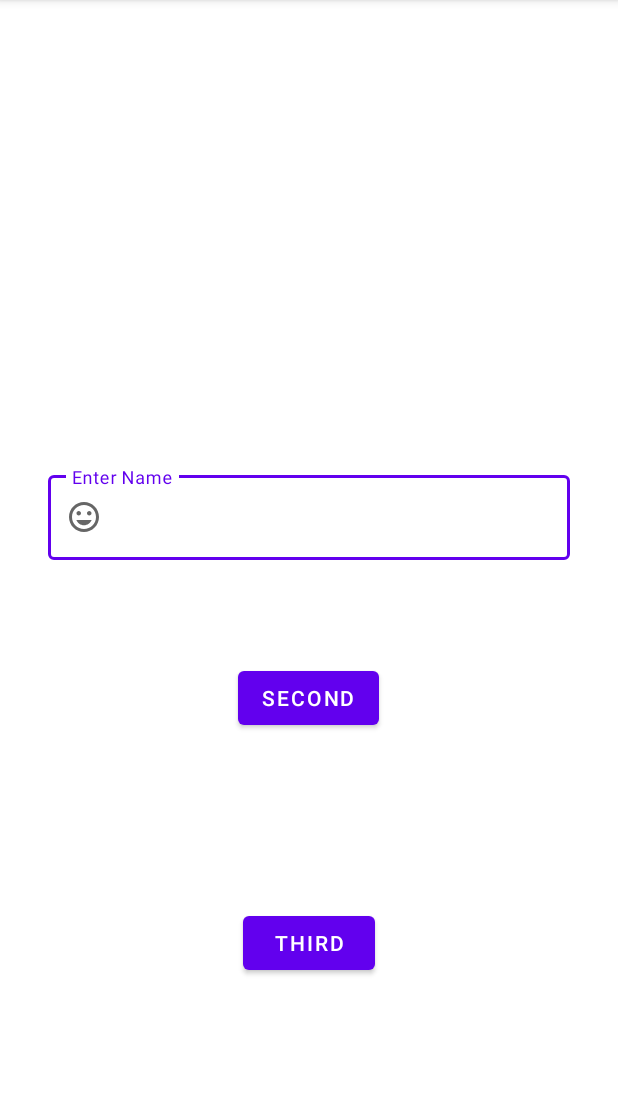
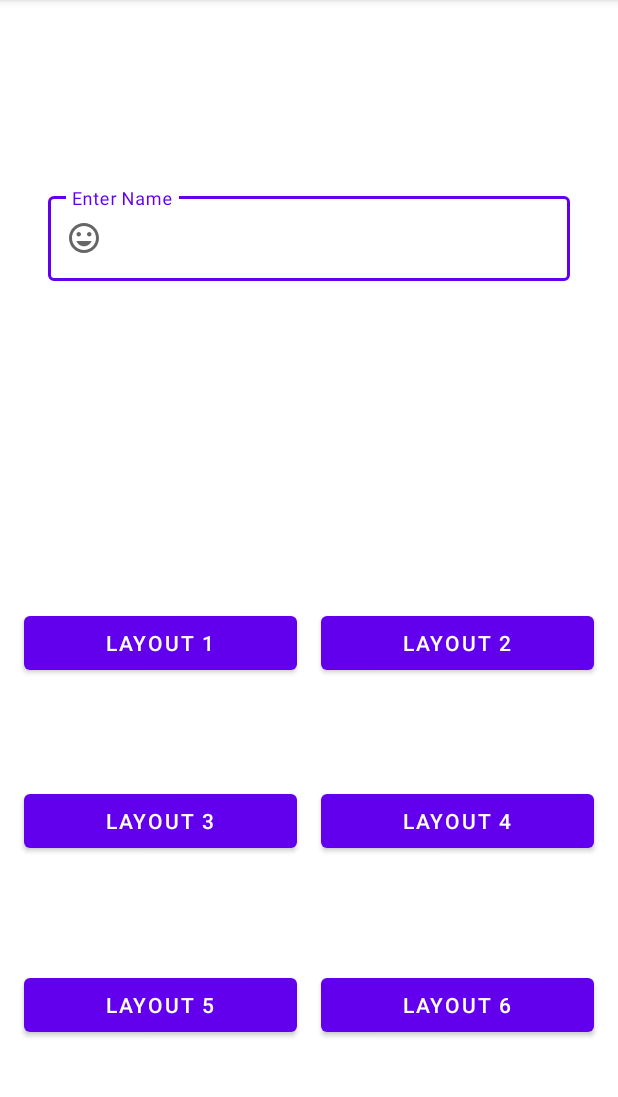
Before and after one commit to Shiv-flexhub/Birthday_card2.O, an Android app: the screen it shows after launch (MainActivity), on a phone screen of 412 x 824 dp, the part 84-1181 px from its top. Run offline under Robolectric (Android 15) with nearby library versions, the phone set to English and light mode, and no system bars.

Commit message:
-Added 4 new layouts

```diff
--- a/app/src/main/java/com/example/birthday_card2o/MainActivity.kt
+++ b/app/src/main/java/com/example/birthday_card2o/MainActivity.kt
@@ -3,28 +3,67 @@ package com.example.birthday_card2o
 import android.content.Intent
 import androidx.appcompat.app.AppCompatActivity
 import android.os.Bundle
-import android.widget.Toast
 import com.example.birthday_card2o.databinding.ActivityMainBinding
 
 class MainActivity : AppCompatActivity() {
 
     private lateinit var binding: ActivityMainBinding
-    override fun onCreate(savedInstanceState: Bundle?) {
+    override fun onCreate(savedInstanceState: Bundle?)
+    {
         super.onCreate(savedInstanceState)
         binding = ActivityMainBinding.inflate(layoutInflater)
         setContentView(binding.root)
-        binding.generateButton.setOnClickListener {
+
+
+
+        binding.btnCardOne.setOnClickListener {
             val name = binding.textinputedit.text.toString()
-            Intent(this, SecondActivity::class.java).also {
+            Intent(this, LayoutOne::class.java).also {
                 it.putExtra("EXTRA_NAME", name)
+                startActivity(it)
+
+            }
+        }
+
+            binding.btnCardTwo.setOnClickListener {
+                val name = binding.textinputedit.text.toString()
+                Intent(this, LayoutTwo::class.java).also {
+                    it.putExtra("EXTRA_NAME", name)
+                    startActivity(it)
+            }
+        }
+
+        binding.btnCardThree.setOnClickListener {
+            val name = binding.textinputedit.text.toString()
+            Intent(this, LayoutThree::class.java).also {
+                it.putExtra("EXTRA_NAME",name)
                 startActivity(it)
             }
         }
-            binding.thirdBtn.setOnClickListener {
-                Intent(this,third_activity::class.java).also {
-                    startActivity(it)
-                }
+
+        binding.btnCardFour.setOnClickListener {
+            val name = binding.textinputedit.text.toString()
+            Intent(this, LayoutFour::class.java).also {
+                it.putExtra("EXTRA_NAME",name)
+                startActivity(it)
             }
+        }
+
+        binding.btnCardFIve.setOnClickListener {
+            val name = binding.textinputedit.text.toString()
+            Intent(this,LayoutFive::class.java).also{
+                it.putExtra("EXTRA_NAME",name)
+                startActivity(it)
+            }
+        }
+
+        binding.btnCardSix.setOnClickListener {
+            val name = binding.textinputedit.text.toString()
+            Intent(this,LayoutSix::class.java).also {
+                it.putExtra("EXTRA_NAME",name)
+                startActivity(it)
+            }
+        }
 
     }
 }
--- a/app/src/main/res/layout/activity_main.xml
+++ b/app/src/main/res/layout/activity_main.xml
@@ -16,41 +16,115 @@
         android:layout_marginEnd="32dp"
         android:hint="@string/enter_name"
         app:endIconMode="clear_text"
-        app:layout_constraintBottom_toTopOf="@+id/generate_button"
+        app:layout_constraintBottom_toTopOf="@id/guideline2"
         app:layout_constraintEnd_toEndOf="parent"
-        app:layout_constraintHorizontal_bias="0.5"
+        app:layout_constraintHorizontal_bias="0.0"
         app:layout_constraintStart_toStartOf="parent"
         app:layout_constraintTop_toTopOf="parent"
-        app:startIconDrawable="@drawable/ic_baseline_tag_faces_24"
-        app:layout_constraintVertical_chainStyle="packed">
+        app:layout_constraintVertical_bias="0.4"
+        app:layout_constraintVertical_chainStyle="packed"
+        app:startIconDrawable="@drawable/ic_baseline_tag_faces_24">
 
         <com.google.android.material.textfield.TextInputEditText
             android:id="@+id/textinputedit"
             android:layout_width="match_parent"
-            android:layout_height="wrap_content" />
+            android:layout_height="wrap_content"
+            tools:layout_editor_absoluteX="32dp"
+            tools:layout_editor_absoluteY="147dp" />
     </com.google.android.material.textfield.TextInputLayout>
 
     <Button
-        android:id="@+id/generate_button"
+        android:id="@+id/btnCardOne"
+        android:layout_width="0dp"
+        android:layout_height="wrap_content"
+        android:layout_marginStart="16dp"
+        android:layout_marginEnd="16dp"
+        android:text="Layout 1"
+        app:layout_constraintBottom_toBottomOf="parent"
+        app:layout_constraintEnd_toStartOf="@+id/btnCardTwo"
+        app:layout_constraintHorizontal_bias="0.5"
+        app:layout_constraintStart_toStartOf="parent"
+        app:layout_constraintTop_toTopOf="@+id/guideline2"
+        app:layout_constraintVertical_bias="0.196" />
+
+    <Button
+        android:id="@+id/btnCardTwo"
+        android:layout_width="0dp"
+        android:layout_height="wrap_content"
+        android:layout_marginEnd="16dp"
+        android:text="Layout 2"
+        app:layout_constraintBottom_toBottomOf="parent"
+        app:layout_constraintEnd_toEndOf="parent"
+        app:layout_constraintHorizontal_bias="0.5"
+        app:layout_constraintStart_toEndOf="@+id/btnCardOne"
+        app:layout_constraintTop_toTopOf="@+id/guideline2"
+        app:layout_constraintVertical_bias="0.196" />
+
+    <androidx.constraintlayout.widget.Guideline
+        android:id="@+id/guideline2"
         android:layout_width="wrap_content"
         android:layout_height="wrap_content"
-        android:layout_marginTop="68dp"
-        android:text="Second"
+        android:orientation="horizontal"
+        app:layout_constraintGuide_end="440dp" />
+
+    <androidx.constraintlayout.widget.Guideline
+        android:id="@+id/guideline3"
+        android:layout_width="wrap_content"
+        android:layout_height="wrap_content"
+        android:orientation="vertical"
+        app:layout_constraintGuide_begin="205dp" />
+
+    <Button
+        android:id="@+id/btnCardThree"
+        android:layout_width="0dp"
+        android:layout_height="wrap_content"
+        android:layout_marginStart="16dp"
+        android:layout_marginEnd="16dp"
+        android:text="LAYOUT 3"
+        app:layout_constraintBottom_toBottomOf="parent"
+        app:layout_constraintEnd_toStartOf="@+id/btnCardFour"
+        app:layout_constraintHorizontal_bias="0.5"
+        app:layout_constraintStart_toStartOf="parent"
+        app:layout_constraintTop_toBottomOf="@+id/btnCardOne"
+        app:layout_constraintVertical_bias="0.265" />
+
+    <Button
+        android:id="@+id/btnCardFour"
+        android:layout_width="0dp"
+        android:layout_height="wrap_content"
+        android:layout_marginEnd="16dp"
+        android:text="LAYOUT 4"
         app:layout_constraintBottom_toBottomOf="parent"
         app:layout_constraintEnd_toEndOf="parent"
-        app:layout_constraintHorizontal_bias="0.498"
-        app:layout_constraintStart_toStartOf="parent"
-        app:layout_constraintTop_toBottomOf="@+id/textInputLayout" />
+        app:layout_constraintHorizontal_bias="0.5"
+        app:layout_constraintStart_toEndOf="@+id/btnCardThree"
+        app:layout_constraintTop_toBottomOf="@+id/btnCardTwo"
+        app:layout_constraintVertical_bias="0.265" />
 
     <Button
-        android:id="@+id/third_btn"
-        android:layout_width="wrap_content"
+        android:id="@+id/btnCardFIve"
+        android:layout_width="0dp"
         android:layout_height="wrap_content"
-        android:text="Third"
+        android:layout_marginStart="16dp"
+        android:layout_marginEnd="16dp"
+        android:text="LAYOUT 5"
+        app:layout_constraintBottom_toBottomOf="parent"
+        app:layout_constraintEnd_toStartOf="@+id/btnCardSix"
+        app:layout_constraintHorizontal_bias="0.5"
+        app:layout_constraintStart_toStartOf="parent"
+        app:layout_constraintTop_toBottomOf="@+id/btnCardThree" />
+
+    <Button
+        android:id="@+id/btnCardSix"
+        android:layout_width="0dp"
+        android:layout_height="wrap_content"
+        android:layout_marginEnd="16dp"
+        android:text="LAYOUT 6"
         app:layout_constraintBottom_toBottomOf="parent"
         app:layout_constraintEnd_toEndOf="parent"
-        app:layout_constraintStart_toStartOf="parent"
-        app:layout_constraintTop_toBottomOf="@+id/generate_button" />
+        app:layout_constraintHorizontal_bias="0.5"
+        app:layout_constraintStart_toEndOf="@+id/btnCardFIve"
+        app:layout_constraintTop_toBottomOf="@+id/btnCardFour" />
 
 
 </androidx.constraintlayout.widget.ConstraintLayout>
```
Also changed, not shown: app/src/main/AndroidManifest.xml (+14 -2 lines), app/src/main/java/com/example/birthday_card2o/LayoutFive.kt (added, +24 -0 lines), app/src/main/java/com/example/birthday_card2o/LayoutFour.kt (added, +26 -0 lines), app/src/main/java/com/example/birthday_card2o/LayoutOne.kt (renamed from app/src/main/java/com/example/birthday_card2o/third_activity.kt, +10 -6 lines), app/src/main/java/com/example/birthday_card2o/LayoutSix.kt (added, +24 -0 lines), app/src/main/java/com/example/birthday_card2o/LayoutThree.kt (added, +26 -0 lines), app/src/main/java/com/example/birthday_card2o/LayoutTwo.kt (added, +26 -0 lines), app/src/main/java/com/example/birthday_card2o/SecondActivity.kt (deleted, +0 -22 lines), app/src/main/res/layout/layout_five.xml (added, +38 -0 lines), app/src/main/res/layout/layout_four.xml (renamed from app/src/main/res/layout/activity_third.xml, +14 -6 lines), app/src/main/res/layout/layout_one.xml (added, +38 -0 lines), app/src/main/res/layout/layout_six.xml (added, +38 -0 lines), app/src/main/res/layout/layout_three.xml (added, +38 -0 lines), app/src/main/res/layout/layout_two.xml (renamed from app/src/main/res/layout/activity_second.xml, +12 -13 lines).
